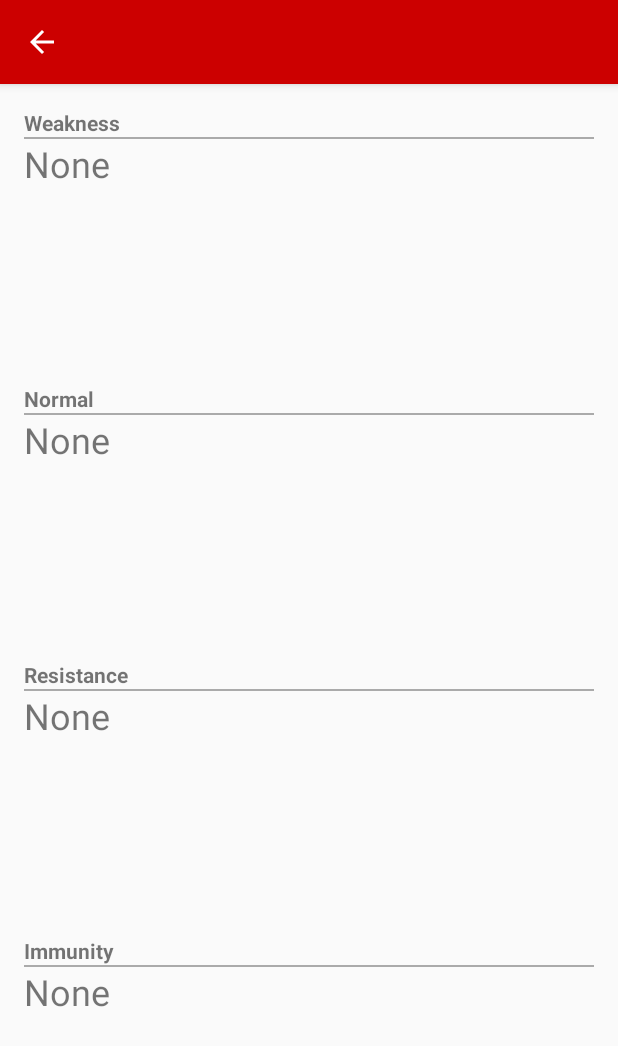
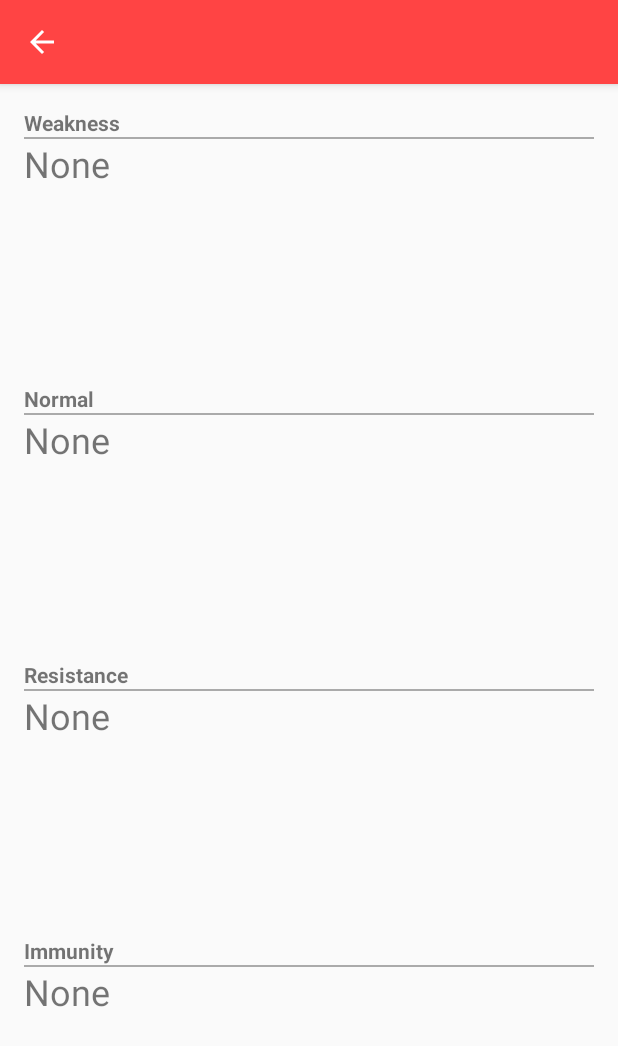
Before and after one commit to JotraN/dexter, an Android app: the DetailsActivity screen opened directly, with no data from a screen before it, after a tap on "TYPE EFFECTIVENESS", on a phone screen of 412 x 824 dp. Shown: the top 1046 px of the screen. Run offline under Robolectric (Android 15) with nearby library versions, the phone set to English and light mode, and no system bars; libraries missing offline, so code that uses them is left out: com.readystatesoftware.sqliteasset; network calls fail; 27 statements that could not run were skipped.

Commit message:
Changed the action bar color. Added themed action bar/status bar for 5.0+

```diff
--- a/app/build.gradle
+++ b/app/build.gradle
@@ -2,7 +2,7 @@ apply plugin: 'com.android.application'
 
 android {
     compileSdkVersion 21
-    buildToolsVersion "21.0.2"
+    buildToolsVersion "21.1.1"
 
     defaultConfig {
         applicationId "com.trasselbackstudios.dexter"
--- /dev/null
+++ b/app/src/main/res/values-v21/styles.xml
@@ -0,0 +1,9 @@
+<?xml version="1.0" encoding="utf-8"?>
+<resources>
+
+    <style name="AppTheme" parent="Theme.AppCompat.Light.DarkActionBar">
+        <item name="colorPrimary">@android:color/holo_red_light</item>
+        <item name="colorPrimaryDark">@android:color/holo_red_dark</item>
+        <item name="colorAccent">@android:color/white</item>
+    </style>
+</resources>
--- a/app/src/main/res/values/styles.xml
+++ b/app/src/main/res/values/styles.xml
@@ -8,8 +8,8 @@
     </style>
 
     <style name="MyActionBar" parent="@style/Widget.AppCompat.Light.ActionBar.Solid.Inverse">
-        <item name="android:background">@android:color/holo_red_dark</item>
-        <item name="background">@android:color/holo_red_dark</item>
+        <item name="android:background">@android:color/holo_red_light</item>
+        <item name="background">@android:color/holo_red_light</item>
     </style>
 
 </resources>
```
